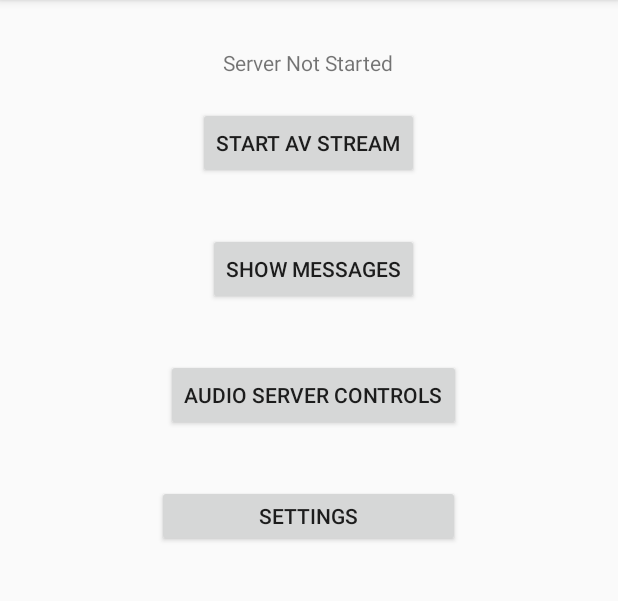
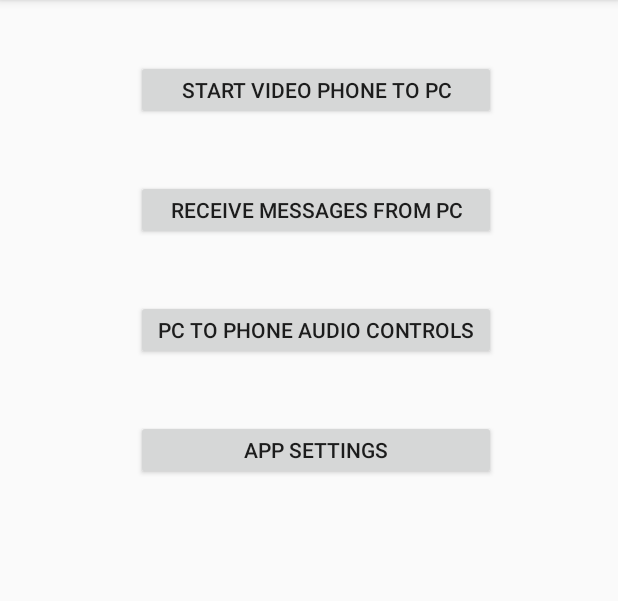
Before and after one commit to khutes/SurvivorBuddy4Mobile, an Android app: the screen it shows after launch (MainActivity), on a phone screen of 412 x 824 dp, the part 84-685 px from its top. Run offline under Robolectric (Android 15) with nearby library versions, the phone set to English and light mode, and no system bars.

Commit message:
Made main buttons all the same size

```diff
--- a/app/src/main/java/com/example/survivorbuddy4mobile/MainActivity.java
+++ b/app/src/main/java/com/example/survivorbuddy4mobile/MainActivity.java
@@ -32,7 +32,7 @@ public class MainActivity extends AppCompatActivity{
     };
 
     private Button server_button = null;
-    private TextView url_textview = null;
+    //private TextView url_textview = null;
     private RtspService mServer = null;
     private Boolean boundedRtspService = false;
 
@@ -47,7 +47,7 @@ public class MainActivity extends AppCompatActivity{
 
         //Get view contents
         server_button = (Button) findViewById(R.id.rtsp_service_button);
-        url_textview = (TextView) findViewById(R.id.rtsp_url);
+        //url_textview = (TextView) findViewById(R.id.rtsp_url);
 
         server_button.setText(R.string.start_stream_button);
         if(isServiceRunning(RtspService.class)) {
@@ -91,7 +91,7 @@ public class MainActivity extends AppCompatActivity{
             safeRtspServiceUnbind();
             stopServiceThread();
             //stopService(new Intent(getApplicationContext(), RtspService.class));
-            url_textview.setText(R.string.default_textview_url);
+            //url_textview.setText(R.string.default_textview_url);
             server_button.setText(R.string.start_stream_button);
 
         } else {
@@ -131,7 +131,7 @@ public class MainActivity extends AppCompatActivity{
             mServer = mLocalBinder.getRtspServiceInstance();
             boundedRtspService = true;
             //displays the stream endpoint url
-            url_textview.setText(mServer.get_endpoint());
+            //url_textview.setText(mServer.get_endpoint());
             Log.i(TAG, "END onServiceConnected");
         }
 
--- a/app/src/main/res/layout/activity_main.xml
+++ b/app/src/main/res/layout/activity_main.xml
@@ -8,60 +8,49 @@
 
     <Button
         android:id="@+id/rtsp_service_button"
-        android:layout_width="wrap_content"
-        android:layout_height="wrap_content"
-        android:layout_marginTop="20dp"
+        android:layout_width="240dp"
+        android:layout_height="40dp"
+        android:layout_marginTop="40dp"
         android:onClick="startStopRtsp"
         android:text="@string/start_stream_button"
         app:layout_constraintEnd_toEndOf="parent"
-        app:layout_constraintHorizontal_bias="0.498"
-        app:layout_constraintStart_toStartOf="parent"
-        app:layout_constraintTop_toBottomOf="@+id/rtsp_url" />
-
-    <TextView
-        android:id="@+id/rtsp_url"
-        android:layout_width="wrap_content"
-        android:layout_height="wrap_content"
-        android:layout_marginTop="32dp"
-        android:text="@string/default_textview_url"
-        app:layout_constraintEnd_toEndOf="parent"
-        app:layout_constraintHorizontal_bias="0.498"
+        app:layout_constraintHorizontal_bias="0.526"
         app:layout_constraintStart_toStartOf="parent"
         app:layout_constraintTop_toTopOf="parent" />
 
     <Button
         android:id="@+id/start_message_activity_button"
-        android:layout_width="wrap_content"
-        android:layout_height="wrap_content"
-        android:layout_marginTop="36dp"
+        android:layout_width="240dp"
+        android:layout_height="40dp"
+        android:layout_marginTop="40dp"
         android:onClick="startMessageActivity"
         android:text="@string/message_activity_button"
         app:layout_constraintEnd_toEndOf="parent"
-        app:layout_constraintHorizontal_bias="0.512"
+        app:layout_constraintHorizontal_bias="0.526"
         app:layout_constraintStart_toStartOf="parent"
         app:layout_constraintTop_toBottomOf="@+id/rtsp_service_button" />
 
     <Button
         android:id="@+id/audio_activity_button"
-        android:layout_width="wrap_content"
-        android:layout_height="wrap_content"
-        android:layout_marginTop="36dp"
+        android:layout_width="240dp"
+        android:layout_height="40dp"
+        android:layout_marginTop="40dp"
         android:onClick="startAudioActivity"
         android:text="@string/audio_activity_button"
         app:layout_constraintEnd_toEndOf="parent"
-        app:layout_constraintHorizontal_bias="0.513"
+        app:layout_constraintHorizontal_bias="0.526"
         app:layout_constraintStart_toStartOf="parent"
         app:layout_constraintTop_toBottomOf="@+id/start_message_activity_button" />
 
     <Button
         android:id="@+id/settings_button"
-        android:layout_width="202dp"
-        android:layout_height="41dp"
-        android:layout_marginTop="36dp"
+        android:layout_width="240dp"
+        android:layout_height="40dp"
+        android:layout_marginTop="40dp"
         android:onClick="startSettingsActivity"
         android:text="@string/settings_button_label"
         app:layout_constraintEnd_toEndOf="parent"
-        app:layout_constraintHorizontal_bias="0.497"
+        app:layout_constraintHorizontal_bias="0.526"
         app:layout_constraintStart_toStartOf="parent"
         app:layout_constraintTop_toBottomOf="@+id/audio_activity_button" />
 </androidx.constraintlayout.widget.ConstraintLayout>
--- a/app/src/main/res/values/strings.xml
+++ b/app/src/main/res/values/strings.xml
@@ -1,17 +1,17 @@
 <resources>
     <string name="app_name">SurvivorBuddy4Mobile</string>
     <string name="start_button">start_stream</string>
-    <string name="start_stream_button">Start AV Stream</string>
-    <string name="stop_stream_button">Stop AV Stream</string>
+    <string name="start_stream_button">Start Video Phone to PC</string>
+    <string name="stop_stream_button">Stop Video Phone to PC</string>
     <string name="default_textview_url">Server Not Started</string>
-    <string name="message_activity_button">Show Messages</string>
-    <string name="audio_activity_button">Audio Server Controls</string>
+    <string name="message_activity_button">Receive Messages from PC</string>
+    <string name="audio_activity_button">PC to Phone Audio Controls</string>
     <string name="message_textview_default"></string>
     <string name="message_server_client_disconnect_message">_(CLIENT_MESSAGE)client_disconnecting</string>
-    <string name="start_audio_service_button">Start Audio Server</string>
-    <string name="stop_audio_service_button">Stop Audio Server</string>
+    <string name="start_audio_service_button">Start PC to Phone Audio</string>
+    <string name="stop_audio_service_button">Stop PC to Phone Audio</string>
     <string name="title_activity_settings">SettingsActivity</string>
-    <string name="settings_button_label">Settings</string>
+    <string name="settings_button_label">App Settings</string>
 
     <string name="rtsp_port_label_text">Phone to PC AV Port</string>
     <string name="audio_port_label_text">PC to Phone Audio Port</string>
@@ -19,8 +19,8 @@
     <string name="apply_setting_button_label">Apply</string>
 
     <string name="default_rtsp_port">1935</string>
-    <string name="default_audio_port">8080</string>
-    <string name="default_message_port">5050</string>
+    <string name="default_audio_port">5050</string>
+    <string name="default_message_port">8080</string>
 
     <string name="ip_addr_default_text">IP Address: None</string>
 
```
Also changed, not shown: app/src/main/java/com/example/survivorbuddy4mobile/BuddyAudioActivity.java (+12 -1 lines), app/src/main/java/com/example/survivorbuddy4mobile/MessageActivity.java (+13 -1 lines), app/src/main/java/com/example/survivorbuddy4mobile/RtspService.java (+12 -1 lines).
